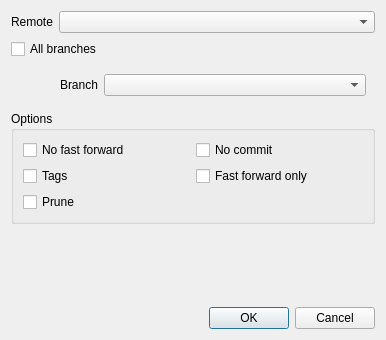
Above: src/libkommitwidgets/dialogs/fetchdialog.ui from KDE/kommit before the change. Below: the same form after it.
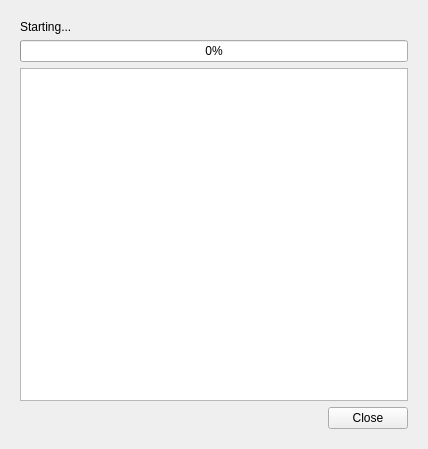
That is the form after the change. The open tabs and pages were chosen to show the change. Icons and pictures are not drawn.

Diff of the .ui file:
```diff
--- a/src/libkommitwidgets/dialogs/fetchdialog.ui
+++ b/src/libkommitwidgets/dialogs/fetchdialog.ui
@@ -6,8 +6,8 @@
    <rect>
     <x>0</x>
     <y>0</y>
-    <width>386</width>
-    <height>340</height>
+    <width>428</width>
+    <height>449</height>
    </rect>
   </property>
   <property name="windowTitle">
@@ -16,10 +16,17 @@
   <property name="windowIcon">
    <iconset theme="kommit"/>
   </property>
+  <layout class="QVBoxLayout" name="verticalLayout_2">
+   <item>
+    <widget class="QStackedWidget" name="stackedWidget">
+     <property name="currentIndex">
+      <number>0</number>
+     </property>
+     <widget class="QWidget" name="page">
   <layout class="QVBoxLayout" name="verticalLayout">
    <item>
-    <layout class="QHBoxLayout" name="horizontalLayout_2">
-     <item>
+        <layout class="QFormLayout" name="formLayout">
+         <item row="0" column="0">
       <widget class="QLabel" name="label">
        <property name="sizePolicy">
         <sizepolicy hsizetype="Maximum" vsizetype="Preferred">
@@ -32,7 +39,7 @@
        </property>
       </widget>
      </item>
-     <item>
+         <item row="0" column="1">
       <widget class="QComboBox" name="comboBoxRemote"/>
      </item>
     </layout>
@@ -45,7 +52,7 @@
     </widget>
    </item>
    <item>
-    <widget class="QWidget" name="" native="true">
+        <widget class="QWidget" name="widget" native="true">
      <layout class="QHBoxLayout" name="horizontalLayout">
       <item>
        <spacer name="horizontalSpacer">
@@ -88,39 +95,48 @@
       <string>Options</string>
      </property>
      <layout class="QGridLayout" name="gridLayout">
-      <item row="0" column="0">
-       <widget class="QCheckBox" name="checkBoxNoFastForward">
-        <property name="text">
-         <string>No fast forward</string>
-        </property>
-       </widget>
-      </item>
-      <item row="0" column="1">
-       <widget class="QCheckBox" name="checkBoxNoCommit">
-        <property name="text">
-         <string>No commit</string>
-        </property>
-       </widget>
-      </item>
-      <item row="1" column="0">
-       <widget class="QCheckBox" name="checkBoxTags">
-        <property name="text">
-         <string>Tags</string>
-        </property>
-       </widget>
-      </item>
-      <item row="1" column="1">
-       <widget class="QCheckBox" name="checkBoxFastForwardOnly">
-        <property name="text">
-         <string>Fast forward only</string>
-        </property>
-       </widget>
-      </item>
       <item row="2" column="0">
        <widget class="QCheckBox" name="checkBoxPrune">
         <property name="text">
          <string>Prune</string>
         </property>
+            <property name="tristate">
+             <bool>false</bool>
+            </property>
+           </widget>
+          </item>
+          <item row="1" column="0">
+           <widget class="QCheckBox" name="checkBoxTags">
+            <property name="text">
+             <string>Tags</string>
+            </property>
+            <property name="tristate">
+             <bool>true</bool>
+            </property>
+           </widget>
+          </item>
+          <item row="0" column="0">
+           <layout class="QHBoxLayout" name="horizontalLayout_2">
+            <item>
+             <widget class="QCheckBox" name="checkBoxDepth">
+              <property name="text">
+               <string>Depth</string>
+              </property>
+             </widget>
+            </item>
+            <item>
+             <widget class="QSpinBox" name="spinBoxDepth"/>
+            </item>
+           </layout>
+          </item>
+          <item row="3" column="0">
+           <widget class="QCheckBox" name="checkBoxRedirect">
+            <property name="text">
+             <string>Redirect</string>
+            </property>
+            <property name="tristate">
+             <bool>false</bool>
+            </property>
        </widget>
       </item>
      </layout>
@@ -134,7 +150,7 @@
      <property name="sizeHint" stdset="0">
       <size>
        <width>20</width>
-       <height>40</height>
+           <height>103</height>
       </size>
      </property>
     </spacer>
@@ -151,6 +167,48 @@
    </item>
   </layout>
  </widget>
+     <widget class="QWidget" name="page_2">
+      <layout class="QVBoxLayout" name="verticalLayout_3">
+       <item>
+        <widget class="QLabel" name="labelStatus">
+         <property name="text">
+          <string>Starting...</string>
+         </property>
+        </widget>
+       </item>
+       <item>
+        <widget class="QProgressBar" name="progressBar">
+         <property name="value">
+          <number>0</number>
+         </property>
+        </widget>
+       </item>
+       <item>
+        <widget class="QTextBrowser" name="textBrowser"/>
+       </item>
+       <item>
+        <widget class="QDialogButtonBox" name="buttonBox_2">
+         <property name="standardButtons">
+          <set>QDialogButtonBox::Close</set>
+         </property>
+        </widget>
+       </item>
+      </layout>
+     </widget>
+    </widget>
+   </item>
+  </layout>
+ </widget>
+ <tabstops>
+  <tabstop>comboBoxRemote</tabstop>
+  <tabstop>checkBoxAllBranches</tabstop>
+  <tabstop>comboBoxBranch</tabstop>
+  <tabstop>checkBoxDepth</tabstop>
+  <tabstop>spinBoxDepth</tabstop>
+  <tabstop>checkBoxTags</tabstop>
+  <tabstop>checkBoxPrune</tabstop>
+  <tabstop>textBrowser</tabstop>
+ </tabstops>
  <resources/>
  <connections>
   <connection>
```
Left out of the diff: 20 changed lines with no effect on the pictures. Lines whose indentation alone changed are shown as unchanged.
